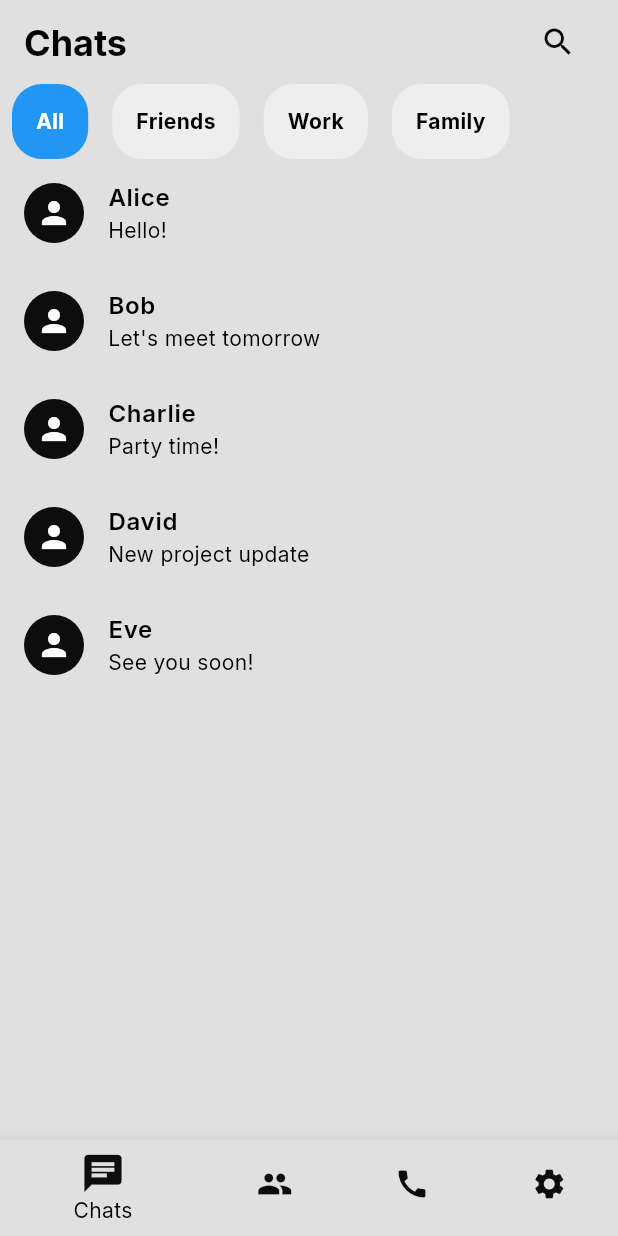
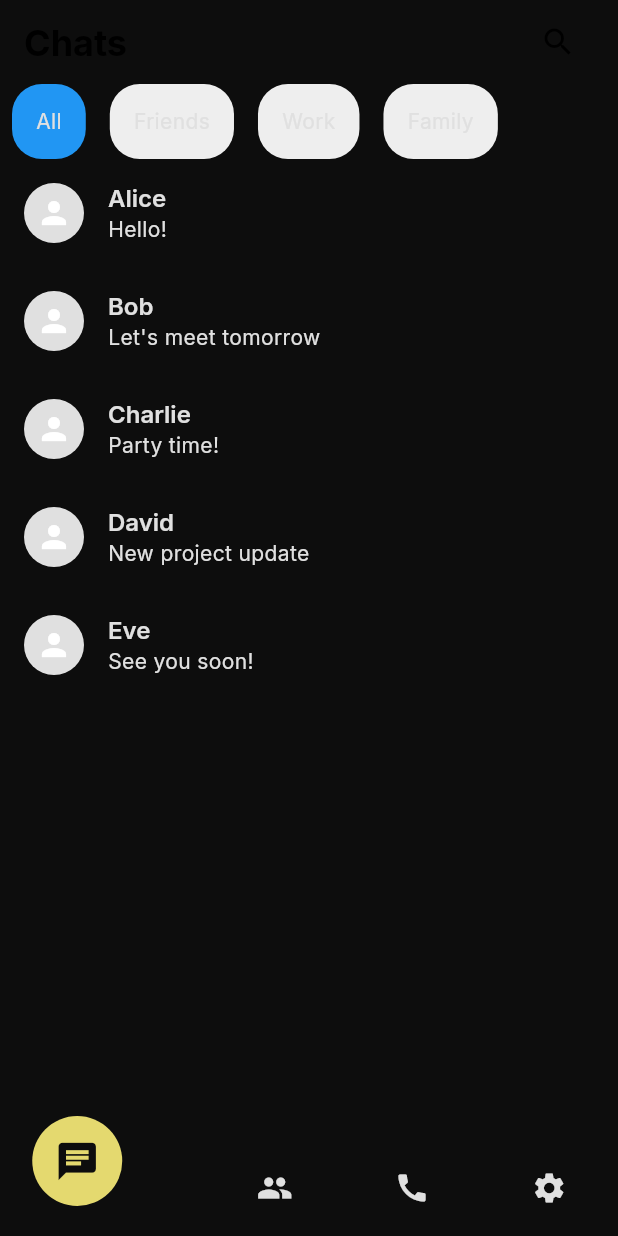
Before and after one commit to QuadlcorE/deami_chat_app, a Flutter app: the HomeScreen screen opened by its route, on a phone screen of 412 x 824 dp. Run offline on Flutter 3.47's test engine with Material 3 defaults, Android fonts, the phone set to English and light mode, and no system bars; our stand-ins replace google_fonts.

Commit message:
Animated and styled bottom Navigation bar

```diff
--- a/lib/main.dart
+++ b/lib/main.dart
@@ -18,7 +18,7 @@ class MyApp extends StatelessWidget {
       title: 'DeaMi',
       theme: lightTheme,
       darkTheme: darkTheme,
-      themeMode: ThemeMode.light,
+      themeMode: ThemeMode.dark,
       initialRoute: '/',
       onGenerateRoute: generateRoute,
       // home: const ThemeTestPage(),
--- a/lib/screens/home_screen.dart
+++ b/lib/screens/home_screen.dart
@@ -40,6 +40,22 @@ class _HomeScreenState extends State<HomeScreen> {
     if (_selectedTabIndex == 0) return _chats; // 'All' tab selected
     final selectedLabel = _labels[_selectedTabIndex];
     return _chats.where((chat) => chat['label'] == selectedLabel).toList();
+  }
+
+  // Helper method to get icon based on the selected index
+  IconData _getIconForIndex(int index) {
+    switch (index) {
+      case 0:
+        return Icons.chat;
+      case 1:
+        return Icons.group;
+      case 2:
+        return Icons.call;
+      case 3:
+        return Icons.settings;
+      default:
+        return Icons.chat;
+    }
   }
 
   @override
@@ -85,10 +101,6 @@ class _HomeScreenState extends State<HomeScreen> {
                     ),
                     child: Text(
                       _labels[index],
-                      style: TextStyle(
-                        color: isSelected ? Colors.white : Colors.black,
-                        fontWeight: FontWeight.bold,
-                      ),
                     ),
                   ),
                 );
@@ -106,8 +118,14 @@ class _HomeScreenState extends State<HomeScreen> {
                   leading: const CircleAvatar(
                     child: Icon(Icons.person),
                   ),
-                  title: Text(chat['name']!),
-                  subtitle: Text(chat['message']!),
+                  title: Text(
+                    chat['name']!,
+                    style: Theme.of(context).textTheme.titleLarge,
+                  ),
+                  subtitle: Text(
+                    chat['message']!,
+                    style: Theme.of(context).textTheme.bodyMedium,
+                  ),
                   onTap: () {
                     // Handle chat item click
                   },
@@ -119,8 +137,14 @@ class _HomeScreenState extends State<HomeScreen> {
       ),
 
       // Bottom Navigation Bar
-      bottomNavigationBar: BottomNavigationBar(
+      bottomNavigationBar: Stack(
+        clipBehavior: Clip.none,
+        children: [
+          // Actual Navigationabar
+          BottomNavigationBar(
             currentIndex: _currentBottomNavIndex,
+            selectedItemColor: Colors.transparent,
+            selectedIconTheme: const IconThemeData(color: Colors.transparent),
             onTap: _onBottomNavTapped,
             items: const [
               BottomNavigationBarItem(
@@ -141,6 +165,27 @@ class _HomeScreenState extends State<HomeScreen> {
               ),
             ],
           ),
+
+          // Positioned circle for Selected Icon
+          AnimatedPositioned(
+            duration: const Duration(milliseconds: 300),
+            curve: Curves.elasticInOut,
+            bottom: 20, // Adjusted bottom padding
+            left: (_currentBottomNavIndex + 0.5) *
+                    (MediaQuery.of(context).size.width / 4) -
+                30, // Centered dynamically
+            child: CircleAvatar(
+              radius: 30,
+              backgroundColor: ColorUtils.yellow,
+              child: Icon(
+                _getIconForIndex(_currentBottomNavIndex),
+                size: 30,
+                color: ColorUtils.black,
+              ),
+            ),
+          ),
+        ],
+      ),
     );
   }
 }
--- a/lib/utils/darktheme.dart
+++ b/lib/utils/darktheme.dart
@@ -15,6 +15,14 @@ ThemeData darkTheme = ThemeData(
   // Icon theme
   iconTheme: IconThemeData(
     color: ColorUtils.white,
+  ),
+
+  // Bottom Navigation Bar Theme
+  bottomNavigationBarTheme: BottomNavigationBarThemeData(
+    selectedIconTheme: IconThemeData(color: ColorUtils.white, size: 30),
+    unselectedIconTheme: IconThemeData(color: ColorUtils.white, size: 24),
+    selectedItemColor: Colors.white,
+    unselectedItemColor: Colors.transparent,
   ),
 
   // Input Field Theme
--- a/lib/utils/lighttheme.dart
+++ b/lib/utils/lighttheme.dart
@@ -194,7 +194,7 @@ final TextTheme _textTheme = TextTheme(
     fontWeight: FontWeight.w600,
   ),
 
-  // Body 1
+  // Body 2
   bodyMedium: TextStyle(
     color: ColorUtils.black,
     fontFamily: GoogleFonts.inter().fontFamily,
```
Lines whose indentation alone changed are shown as unchanged.
